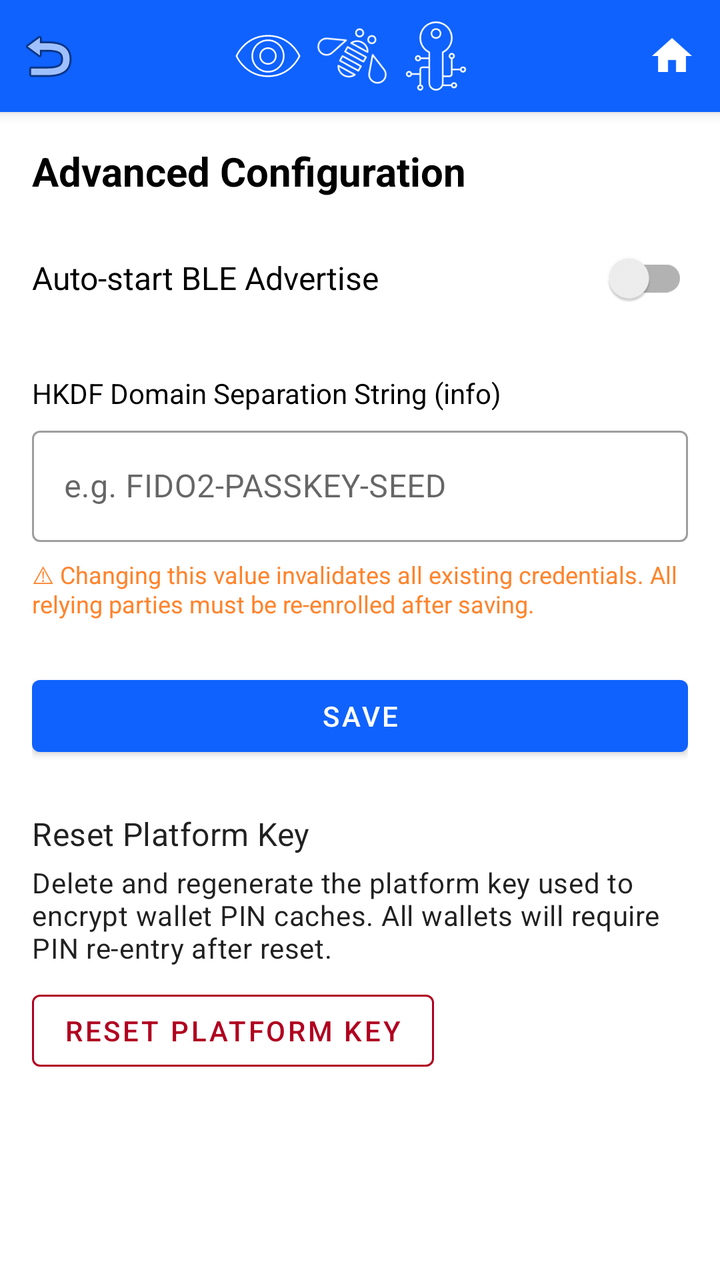
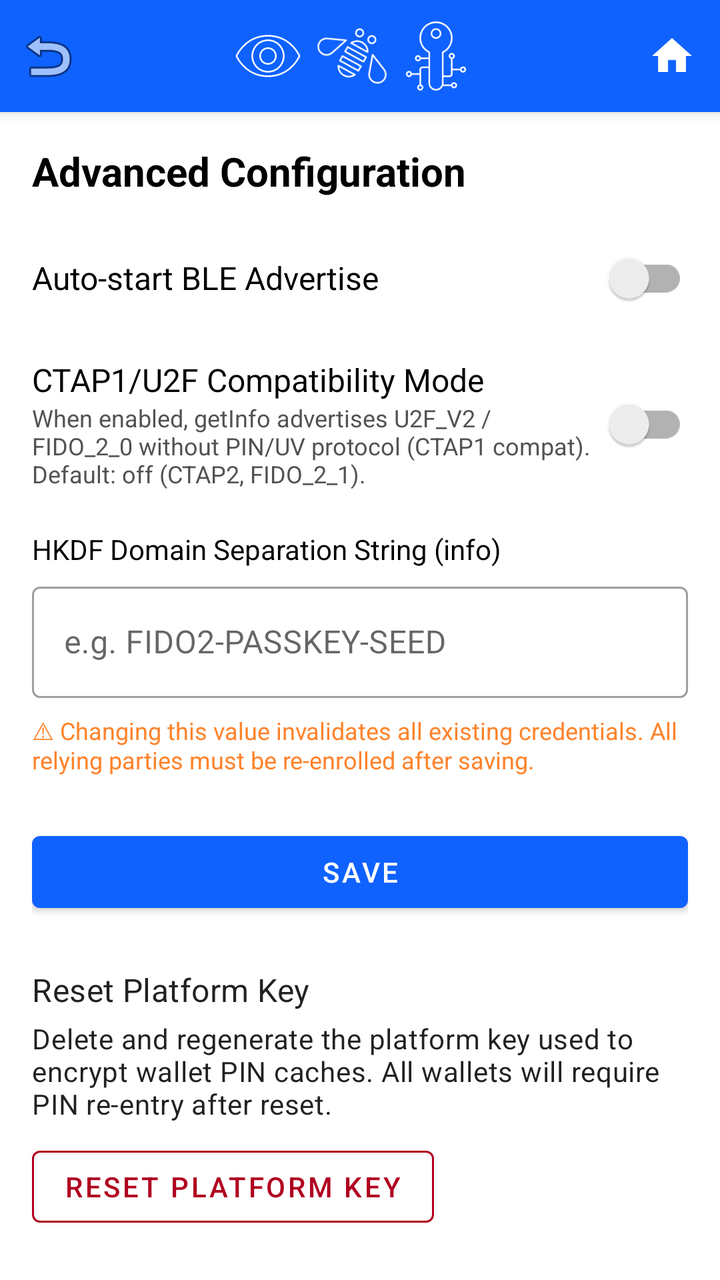

The first picture is an Android layout as it rendered before a commit; the second is the same layout after the commit. The layout source and the unified diff follow.
<!-- AndroidManifest.xml: activity theme AppTheme.MaterialNoActionBar -->
<!-- res/layout/activity_advanced_config.xml -->
<?xml version="1.0" encoding="utf-8"?>
<LinearLayout xmlns:android="http://schemas.android.com/apk/res/android"
    xmlns:app="http://schemas.android.com/apk/res-auto"
    android:layout_width="match_parent"
    android:layout_height="match_parent"
    android:orientation="vertical"
    android:background="@android:color/white">

    <include
        layout="@layout/toolbar_with_back"
        android:layout_width="match_parent"
        android:layout_height="wrap_content" />

    <LinearLayout
        android:layout_width="match_parent"
        android:layout_height="wrap_content"
        android:orientation="vertical"
        android:padding="16dp">

        <TextView
            android:layout_width="match_parent"
            android:layout_height="wrap_content"
            android:text="@string/adv_config_title"
            android:textSize="20sp"
            android:textStyle="bold"
            android:textColor="@color/ibm_black"
            android:layout_marginBottom="8dp" />

        
        <LinearLayout
            android:layout_width="match_parent"
            android:layout_height="wrap_content"
            android:orientation="horizontal"
            android:gravity="center_vertical"
            android:layout_marginTop="8dp"
            android:layout_marginBottom="8dp">

            <TextView
                android:layout_width="0dp"
                android:layout_height="wrap_content"
                android:layout_weight="1"
                android:text="@string/auto_start_on_boot"
                android:textSize="16sp"
                android:textColor="@color/text_primary" />

            <androidx.appcompat.widget.SwitchCompat
                android:id="@+id/autoStartSwitch"
                android:layout_width="wrap_content"
                android:layout_height="wrap_content" />
        </LinearLayout>

        <TextView
            android:layout_width="match_parent"
            android:layout_height="wrap_content"
            android:text="@string/adv_config_hkdf_info_label"
            android:textSize="14sp"
            android:textColor="@color/text_primary"
            android:layout_marginTop="16dp"
            android:layout_marginBottom="4dp" />

        <com.google.android.material.textfield.TextInputLayout
            android:id="@+id/hkdfInfoLayout"
            android:layout_width="match_parent"
            android:layout_height="wrap_content"
            style="@style/Widget.MaterialComponents.TextInputLayout.OutlinedBox">

            <com.google.android.material.textfield.TextInputEditText
                android:id="@+id/hkdfInfoEdit"
                android:layout_width="match_parent"
                android:layout_height="wrap_content"
                android:inputType="textNoSuggestions|textVisiblePassword"
                android:hint="@string/adv_config_hkdf_info_hint"
                android:maxLines="1" />
        </com.google.android.material.textfield.TextInputLayout>

        <TextView
            android:id="@+id/hkdfWarning"
            android:layout_width="match_parent"
            android:layout_height="wrap_content"
            android:text="@string/adv_config_hkdf_warning"
            android:textSize="12sp"
            android:textColor="@color/device_error"
            android:layout_marginTop="8dp" />

        <Button
            android:id="@+id/saveConfigButton"
            android:layout_width="match_parent"
            android:layout_height="wrap_content"
            android:text="@string/save"
            android:layout_marginTop="24dp" />

        
        <com.google.android.material.textview.MaterialTextView
            android:layout_width="match_parent"
            android:layout_height="wrap_content"
            android:layout_marginTop="24dp"
            android:text="@string/adv_config_reset_platform_key_label"
            style="@style/TextAppearance.MaterialComponents.Subtitle1" />

        <com.google.android.material.textview.MaterialTextView
            android:id="@+id/resetKeyDesc"
            android:layout_width="match_parent"
            android:layout_height="wrap_content"
            android:layout_marginTop="4dp"
            android:text="@string/adv_config_reset_platform_key_desc"
            style="@style/TextAppearance.MaterialComponents.Body2" />

        <com.google.android.material.button.MaterialButton
            android:id="@+id/resetPlatformKeyButton"
            android:layout_width="wrap_content"
            android:layout_height="wrap_content"
            android:layout_marginTop="8dp"
            android:text="@string/adv_config_reset_platform_key_label"
            app:strokeColor="@color/design_default_color_error"
            android:textColor="@color/design_default_color_error"
            style="@style/Widget.MaterialComponents.Button.OutlinedButton" />

    </LinearLayout>
</LinearLayout>
<!-- res/layout/toolbar_with_back.xml (included above) -->
<?xml version="1.0" encoding="utf-8"?>
<androidx.appcompat.widget.Toolbar
    xmlns:android="http://schemas.android.com/apk/res/android"
    xmlns:app="http://schemas.android.com/apk/res-auto"
    android:id="@+id/toolbar"
    android:layout_width="match_parent"
    android:layout_height="?attr/actionBarSize"
    android:background="@color/ibm_blue"
    android:elevation="4dp"
    app:contentInsetStart="0dp">

    <LinearLayout
        android:layout_width="match_parent"
        android:layout_height="match_parent"
        android:orientation="horizontal"
        android:gravity="center_vertical">

        <ImageButton
            android:id="@+id/backButton"
            android:layout_width="48dp"
            android:layout_height="48dp"
            android:src="@android:drawable/ic_menu_revert"
            android:background="?attr/selectableItemBackgroundBorderless"
            android:contentDescription="Back"
            android:padding="12dp" />

        <LinearLayout
            android:layout_width="0dp"
            android:layout_height="wrap_content"
            android:layout_weight="1"
            android:orientation="horizontal"
            android:gravity="center"
            android:paddingStart="8dp"
            android:paddingEnd="16dp">

            <ImageView
                android:layout_width="36dp"
                android:layout_height="36dp"
                android:src="@drawable/eye"
                android:contentDescription="Eye icon" />

            <ImageView
                android:layout_width="36dp"
                android:layout_height="36dp"
                android:src="@drawable/bee"
                android:contentDescription="Bee icon"
                android:layout_marginStart="6dp" />

            <ImageView
                android:layout_width="36dp"
                android:layout_height="36dp"
                android:src="@drawable/data_privacy_key"
                android:contentDescription="Key icon"
                android:layout_marginStart="6dp" />
        </LinearLayout>

        <ImageButton
            android:id="@+id/homeButton"
            android:layout_width="48dp"
            android:layout_height="48dp"
            android:src="@drawable/ic_home"
            android:background="?attr/selectableItemBackgroundBorderless"
            android:contentDescription="Home"
            android:padding="12dp" />
    </LinearLayout>
</androidx.appcompat.widget.Toolbar>
<!-- resources referenced by this layout -->
<resources>
  <color name="device_error">#FF832B</color>
  <color name="ibm_black">#000000</color>
  <color name="ibm_blue">#0F62FE</color>
  <color name="text_primary">#000000</color>
  <!-- drawable ic_home (drawable) -->
  <vector xmlns:android="http://schemas.android.com/apk/res/android"
      android:width="24dp"
      android:height="24dp"
      android:viewportWidth="24"
      android:viewportHeight="24">
      <path
          android:fillColor="#FFFFFF"
          android:pathData="M10,20v-6h4v6h5v-8h3L12,3 2,12h3v8z"/>
  </vector>
  
  
  <string name="adv_config_hkdf_info_hint">e.g. FIDO2-PASSKEY-SEED</string>
  <string name="adv_config_hkdf_info_label">HKDF Domain Separation String (info)</string>
  <string name="adv_config_hkdf_warning">⚠ Changing this value invalidates all existing credentials. All relying parties must be re-enrolled after saving.</string>
  <string name="adv_config_reset_platform_key_desc">Delete and regenerate the platform key used to encrypt wallet PIN caches. All wallets will require PIN re-entry after reset.</string>
  <string name="adv_config_reset_platform_key_label">Reset Platform Key</string>
  <string name="adv_config_title">Advanced Configuration</string>
  <string name="auto_start_on_boot">Auto-start BLE Advertise</string>
  <string name="save">Save</string>
  <style name="AppTheme.MaterialNoActionBar" parent="Theme.MaterialComponents.DayNight.NoActionBar">
          <item name="colorPrimary">@color/ibm_blue</item>
          <item name="colorPrimaryVariant">@color/cyan_30</item>
          <item name="colorOnPrimary">@color/ibm_white</item>
          <item name="colorSecondary">@color/purple_40</item>
          <item name="colorSecondaryVariant">@color/magenta_40</item>
          <item name="colorOnSecondary">@color/ibm_white</item>
          <item name="android:colorBackground">@color/ibm_white</item>
          <item name="colorOnBackground">@color/ibm_black</item>
          <item name="colorSurface">@color/cool_gray_10</item>
          <item name="colorOnSurface">@color/ibm_black</item>
          <item name="colorError">@color/magenta_40</item>
          <item name="colorOnError">@color/ibm_white</item>
      </style>
  <color name="cyan_30">#82CFFF</color>
  <color name="ibm_white">#FFFFFF</color>
  <color name="purple_40">#BE95FF</color>
  <color name="magenta_40">#FF7EB6</color>
  <color name="cool_gray_10">#F2F4F8</color>
  <!-- unchanged entries left out for length: 3 -->
</resources>

<!-- the commit's change to res/layout/activity_advanced_config.xml (unified diff, before → after) -->
@@ -47,6 +47,44 @@
                 android:id="@+id/autoStartSwitch"
                 android:layout_width="wrap_content"
                 android:layout_height="wrap_content" />
+        </LinearLayout>
+
+        
+        <LinearLayout
+            android:layout_width="match_parent"
+            android:layout_height="wrap_content"
+            android:orientation="horizontal"
+            android:gravity="center_vertical"
+            android:layout_marginTop="8dp"
+            android:layout_marginBottom="4dp">
+
+            <LinearLayout
+                android:layout_width="0dp"
+                android:layout_height="wrap_content"
+                android:layout_weight="1"
+                android:orientation="vertical">
+
+                <TextView
+                    android:layout_width="match_parent"
+                    android:layout_height="wrap_content"
+                    android:text="@string/adv_config_ctap_mode_label"
+                    android:textSize="16sp"
+                    android:textColor="@color/text_primary" />
+
+                <TextView
+                    android:layout_width="match_parent"
+                    android:layout_height="wrap_content"
+                    android:text="@string/adv_config_ctap_mode_desc"
+                    android:textSize="12sp"
+                    android:textColor="@color/text_secondary" />
+
+            </LinearLayout>
+
+            <androidx.appcompat.widget.SwitchCompat
+                android:id="@+id/ctap1CompatSwitch"
+                android:layout_width="wrap_content"
+                android:layout_height="wrap_content" />
+
         </LinearLayout>
 
         <TextView
@@ -111,6 +149,41 @@
             android:layout_height="wrap_content"
             android:layout_marginTop="8dp"
             android:text="@string/adv_config_reset_platform_key_label"
+            app:strokeColor="@color/design_default_color_error"
+            android:textColor="@color/design_default_color_error"
+            style="@style/Widget.MaterialComponents.Button.OutlinedButton" />
+
+        
+        <com.google.android.material.textview.MaterialTextView
+            android:layout_width="match_parent"
+            android:layout_height="wrap_content"
+            android:layout_marginTop="24dp"
+            android:text="@string/adv_config_pin_retries_label"
+            style="@style/TextAppearance.MaterialComponents.Subtitle1" />
+
+        <com.google.android.material.textview.MaterialTextView
+            android:layout_width="match_parent"
+            android:layout_height="wrap_content"
+            android:layout_marginTop="4dp"
+            android:text="@string/adv_config_pin_retries_desc"
+            style="@style/TextAppearance.MaterialComponents.Body2" />
+
+        <TextView
+            android:id="@+id/pinRetriesValue"
+            android:layout_width="match_parent"
+            android:layout_height="wrap_content"
+            android:layout_marginTop="8dp"
+            android:gravity="center"
+            android:textSize="28sp"
+            android:textStyle="bold"
+            android:textColor="@color/ibm_black" />
+
+        <com.google.android.material.button.MaterialButton
+            android:id="@+id/resetPinRetriesButton"
+            android:layout_width="wrap_content"
+            android:layout_height="wrap_content"
+            android:layout_marginTop="8dp"
+            android:text="@string/adv_config_pin_retries_reset_button"
             app:strokeColor="@color/design_default_color_error"
             android:textColor="@color/design_default_color_error"
             style="@style/Widget.MaterialComponents.Button.OutlinedButton" />
<!-- resource entries referenced after the edit -->
@@ -4,6 +4,7 @@
   <color name="ibm_black">#000000</color>
   <color name="ibm_blue">#0F62FE</color>
   <color name="text_primary">#000000</color>
+  <color name="text_secondary">#525252</color>
   <!-- drawable ic_home (drawable) -->
   <vector xmlns:android="http://schemas.android.com/apk/res/android"
       android:width="24dp"
@@ -16,9 +17,14 @@
   </vector>
   
   
+  <string name="adv_config_ctap_mode_desc">When enabled, getInfo advertises U2F_V2 / FIDO_2_0 without PIN/UV protocol (CTAP1 compat). Default: off (CTAP2, FIDO_2_1).</string>
+  <string name="adv_config_ctap_mode_label">CTAP1/U2F Compatibility Mode</string>
   <string name="adv_config_hkdf_info_hint">e.g. FIDO2-PASSKEY-SEED</string>
   <string name="adv_config_hkdf_info_label">HKDF Domain Separation String (info)</string>
   <string name="adv_config_hkdf_warning">⚠ Changing this value invalidates all existing credentials. All relying parties must be re-enrolled after saving.</string>
+  <string name="adv_config_pin_retries_desc">Remaining PIN attempts before lockout. Resetting to maximum does not change the PIN.</string>
+  <string name="adv_config_pin_retries_label">PIN Retry Counter</string>
+  <string name="adv_config_pin_retries_reset_button">Reset Retries</string>
   <string name="adv_config_reset_platform_key_desc">Delete and regenerate the platform key used to encrypt wallet PIN caches. All wallets will require PIN re-entry after reset.</string>
   <string name="adv_config_reset_platform_key_label">Reset Platform Key</string>
   <string name="adv_config_title">Advanced Configuration</string>
